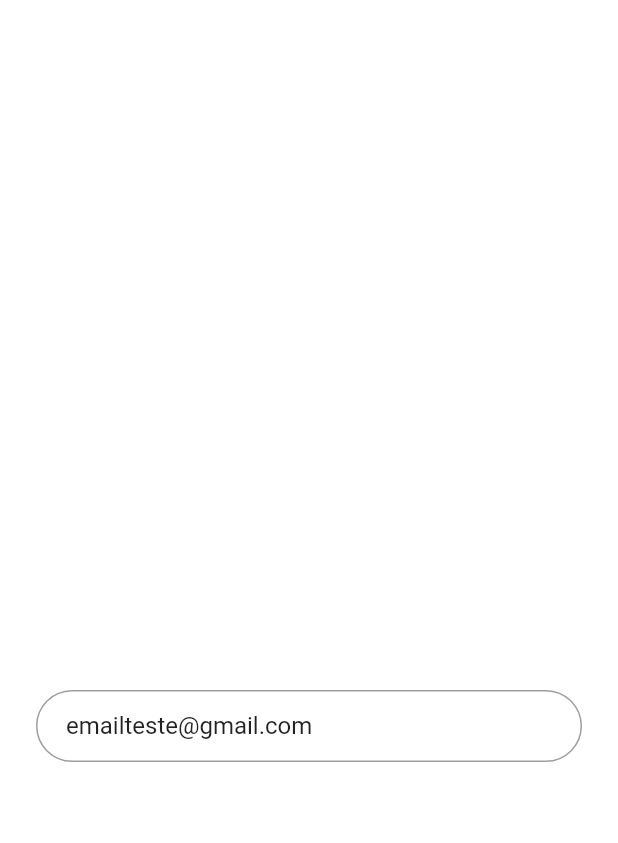
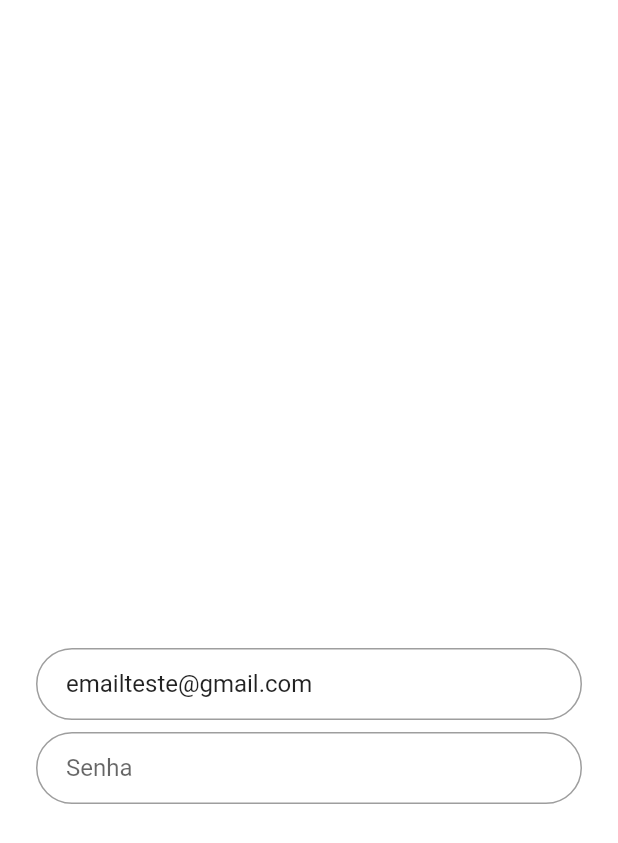
Before and after one commit to rayenealmeida/login-flutter, a Flutter app: the LoginPage screen opened by its route, on a phone screen of 412 x 824 dp. Shown: the top 843 px of the screen. Run offline on Flutter 3.47's test engine with Material 2 defaults, Android fonts, the phone set to English and light mode, and no system bars; our stand-ins replace get.

Commit message:
commit 18

```diff
--- a/lib/ui/android/login_page.dart
+++ b/lib/ui/android/login_page.dart
@@ -30,7 +30,20 @@ class LoginPage extends StatelessWidget {
                     borderRadius: BorderRadius.circular(32.0),
                 )
               ),
-            )
+            ),
+            SizedBox(height: 8.0),
+            TextFormField(
+                autofocus: false,
+                //initialValue: "password",
+                obscureText: true,
+                decoration: InputDecoration(
+                  hintText: "Senha",
+                  contentPadding: EdgeInsets.symmetric(horizontal: 20.0, vertical: 10.0),
+                  border: OutlineInputBorder(
+                    borderRadius: BorderRadius.circular(32.0),
+                )
+              ),
+            ),
           ],
         )
       )
```
